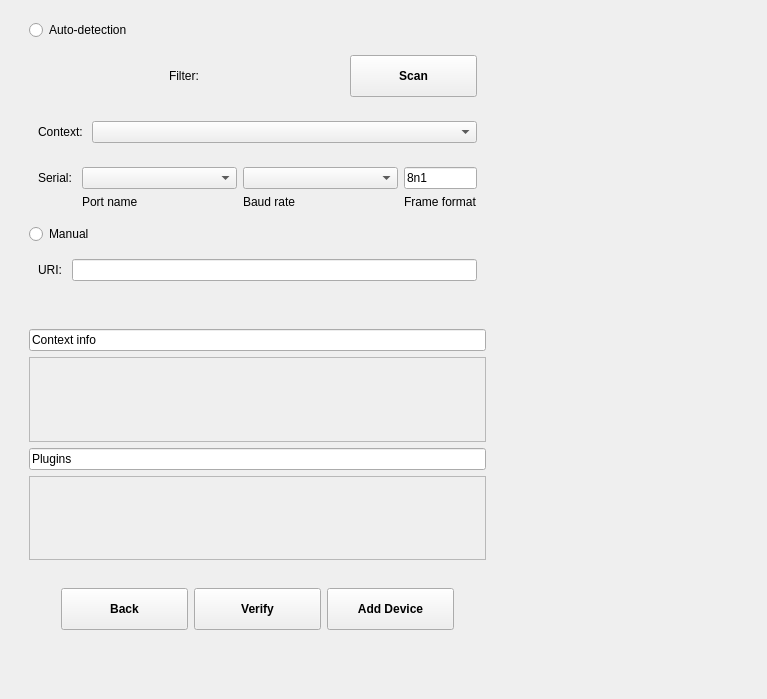
Before: the Qt Designer form core/ui/scopyhomeaddpage.ui in analogdevicesinc/scopy, drawn with Qt 5.
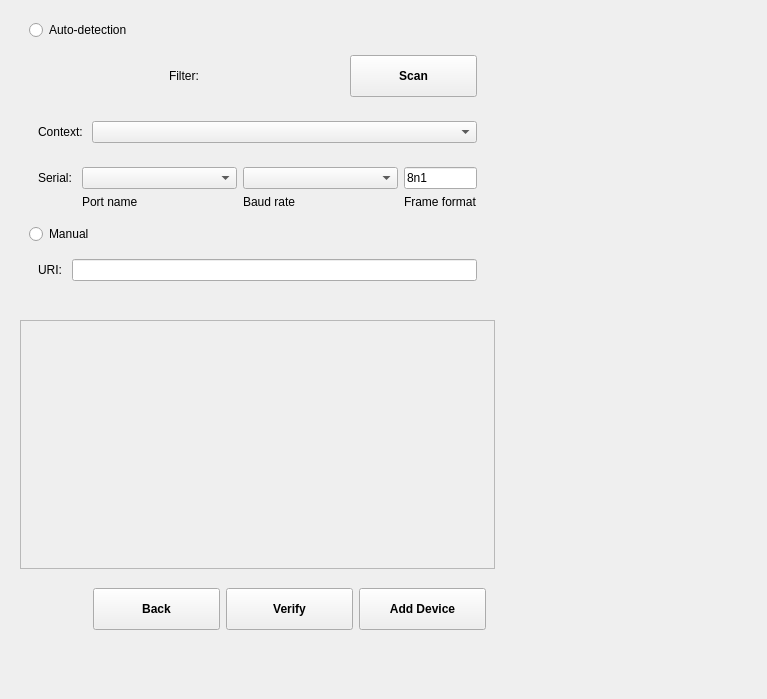
After: the same form once the commit is applied. Custom widgets are drawn as their Qt base class.

Commit message: core/ScopyHomeAddPage: Added SubsectionSeparator for context info and plugins list.

Diff of the .ui file:
```diff
--- a/core/ui/scopyhomeaddpage.ui
+++ b/core/ui/scopyhomeaddpage.ui
@@ -34,104 +34,42 @@
       <property name="spacing">
        <number>10</number>
       </property>
-      <item row="4" column="0">
-       <widget class="QWidget" name="infoSection" native="true">
-        <property name="sizePolicy">
-         <sizepolicy hsizetype="Preferred" vsizetype="Expanding">
-          <horstretch>0</horstretch>
-          <verstretch>0</verstretch>
-         </sizepolicy>
+      <item row="3" column="0">
+       <widget class="QScrollArea" name="scrollAreaDevInfo">
+        <property name="widgetResizable">
+         <bool>true</bool>
         </property>
-        <property name="styleSheet">
-         <string notr="true"/>
-        </property>
-        <layout class="QVBoxLayout" name="verticalLayout_2">
-         <item>
-          <widget class="QLineEdit" name="editContext">
-           <property name="sizePolicy">
-            <sizepolicy hsizetype="Expanding" vsizetype="Fixed">
-             <horstretch>0</horstretch>
-             <verstretch>0</verstretch>
-            </sizepolicy>
-           </property>
-           <property name="text">
-            <string>Context info</string>
-           </property>
-           <property name="readOnly">
-            <bool>true</bool>
-           </property>
-          </widget>
-         </item>
-         <item>
-          <widget class="QScrollArea" name="scrollArea_2">
-           <property name="widgetResizable">
-            <bool>true</bool>
-           </property>
-           <widget class="QWidget" name="ctxInfoWidget">
-            <property name="geometry">
-             <rect>
-              <x>0</x>
-              <y>0</y>
-              <width>457</width>
-              <height>68</height>
-             </rect>
+        <widget class="QWidget" name="infoSection">
+         <property name="geometry">
+          <rect>
+           <x>0</x>
+           <y>0</y>
+           <width>475</width>
+           <height>220</height>
+          </rect>
+         </property>
+         <layout class="QVBoxLayout" name="verticalLayout_2">
+          <item>
+           <widget class="scopy::gui::SubsectionSeparator" name="subSeparatorDevInfo" native="true"/>
+          </item>
+          <item>
+           <widget class="scopy::gui::SubsectionSeparator" name="subSeparatorPlugins" native="true"/>
+          </item>
+          <item>
+           <spacer name="verticalSpacer_2">
+            <property name="orientation">
+             <enum>Qt::Vertical</enum>
             </property>
-            <property name="sizePolicy">
-             <sizepolicy hsizetype="Preferred" vsizetype="Expanding">
-              <horstretch>0</horstretch>
-              <verstretch>0</verstretch>
-             </sizepolicy>
+            <property name="sizeHint" stdset="0">
+             <size>
+              <width>20</width>
+              <height>40</height>
+             </size>
             </property>
-           </widget>
-          </widget>
-         </item>
-         <item>
-          <widget class="QLineEdit" name="editPlugins">
-           <property name="sizePolicy">
-            <sizepolicy hsizetype="Expanding" vsizetype="Fixed">
-             <horstretch>0</horstretch>
-             <verstretch>0</verstretch>
-            </sizepolicy>
-           </property>
-           <property name="text">
-            <string>Plugins</string>
-           </property>
-           <property name="readOnly">
-            <bool>true</bool>
-           </property>
-          </widget>
-         </item>
-         <item>
-          <widget class="QScrollArea" name="scrollArea">
-           <property name="sizePolicy">
-            <sizepolicy hsizetype="Expanding" vsizetype="Expanding">
-             <horstretch>0</horstretch>
-             <verstretch>0</verstretch>
-            </sizepolicy>
-           </property>
-           <property name="widgetResizable">
-            <bool>true</bool>
-           </property>
-           <widget class="QWidget" name="pluginsWidget">
-            <property name="geometry">
-             <rect>
-              <x>0</x>
-              <y>0</y>
-              <width>457</width>
-              <height>68</height>
-             </rect>
-            </property>
-            <property name="sizePolicy">
-             <sizepolicy hsizetype="Preferred" vsizetype="Preferred">
-              <horstretch>0</horstretch>
-              <verstretch>0</verstretch>
-             </sizepolicy>
-            </property>
-            <layout class="QVBoxLayout" name="verticalLayout"/>
-           </widget>
-          </widget>
-         </item>
-        </layout>
+           </spacer>
+          </item>
+         </layout>
+        </widget>
        </widget>
       </item>
       <item row="2" column="0" alignment="Qt::AlignTop">
@@ -360,7 +298,7 @@
         </layout>
        </widget>
       </item>
-      <item row="7" column="0" alignment="Qt::AlignHCenter">
+      <item row="6" column="0" alignment="Qt::AlignRight">
        <widget class="QWidget" name="btnsWidget" native="true">
         <property name="sizePolicy">
          <sizepolicy hsizetype="Fixed" vsizetype="Fixed">
@@ -388,6 +326,9 @@
          </item>
          <item>
           <widget class="QPushButton" name="btnVerify">
+           <property name="autoFillBackground">
+            <bool>false</bool>
+           </property>
            <property name="styleSheet">
             <string notr="true">QPushButton{width: 95px;
 								height: 40px;
@@ -451,6 +392,14 @@
    </item>
   </layout>
  </widget>
+ <customwidgets>
+  <customwidget>
+   <class>scopy::gui::SubsectionSeparator</class>
+   <extends>QWidget</extends>
+   <header>subsection_separator.hpp</header>
+   <container>1</container>
+  </customwidget>
+ </customwidgets>
  <resources/>
  <connections/>
 </ui>
```
Left out of the diff: 34 changed lines with no effect on the pictures. The commit also changes 2 other files.
